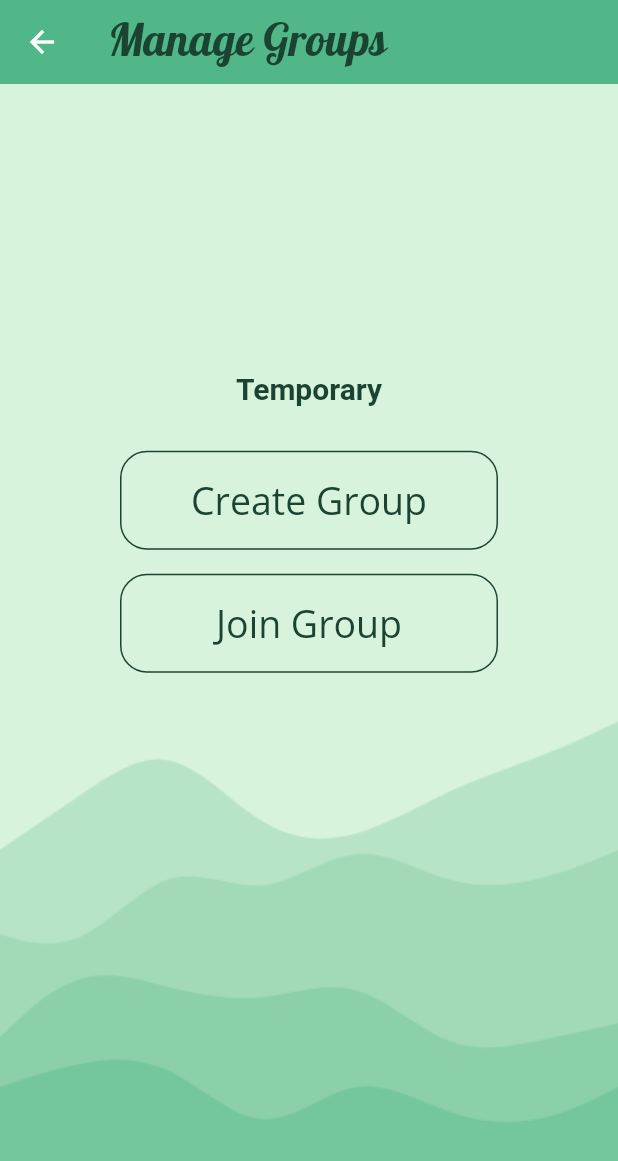
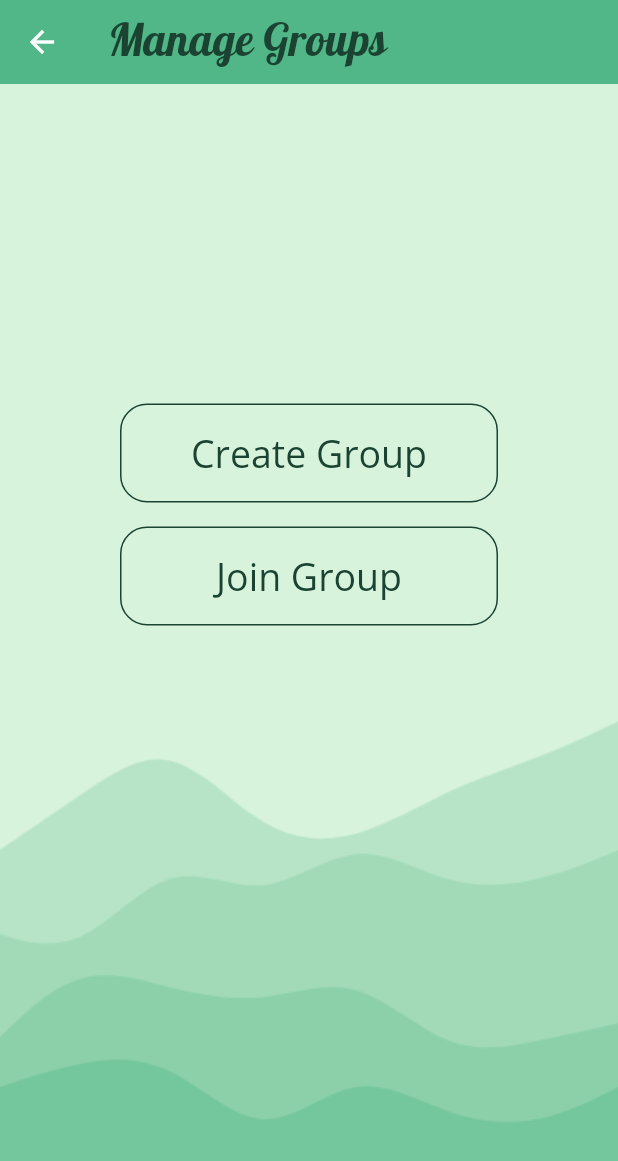
Before and after one commit to Joakim-Johansson/Munchtime, a Flutter app: the ManageGroups screen opened directly, on a phone screen of 412 x 824 dp. Shown: the top 1161 px of the screen. Run offline on Flutter 3.47's test engine with Material 2 defaults, Android fonts, the phone set to English and light mode, and no system bars.

Commit message:
Removed a temporary Text widget.

```diff
--- a/lib/views/ManageGroups.dart
+++ b/lib/views/ManageGroups.dart
@@ -51,26 +51,6 @@ class ManageGroupsWidget extends State<ManageGroups>{
         mainAxisAlignment: MainAxisAlignment.center,
 
         children: [
-          Padding(
-            padding: EdgeInsets.fromLTRB(20, 10, 20, 30),
-            child: Align(
-              alignment: Alignment.topCenter,
-              child: RichText(text: const TextSpan(
-                children: <TextSpan>[
-                  TextSpan(
-                    text:"Temporary",
-                    style: TextStyle(
-                      color: Color.fromARGB(255, 27, 67, 50),
-                      fontSize: 20,
-                      fontWeight: FontWeight.bold,
-                    ),
-                  ),
-                ],
-              ),
-
-              )
-            ),
-          ),
 
           Padding(
             padding: const EdgeInsets.fromLTRB(80, 0, 80, 6),
```
